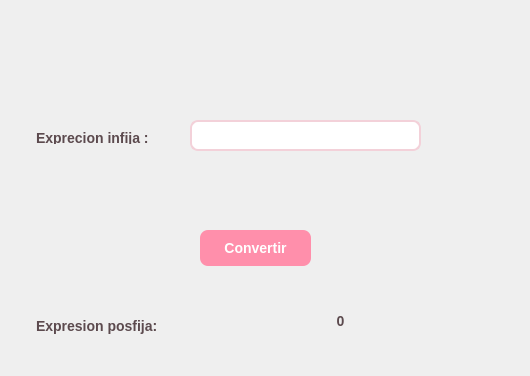
Old version of the form ui/untitled.ui in the repository DulceVerdin/estructuradatos.
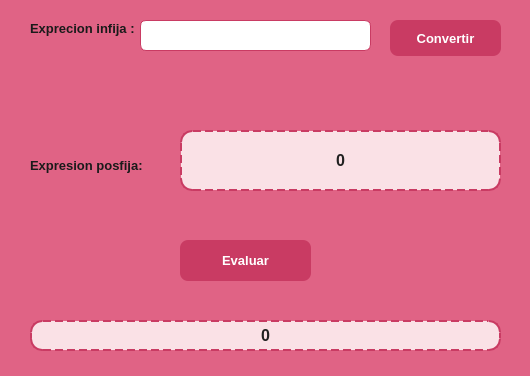
New version of the form.

```diff
--- a/ui/untitled.ui
+++ b/ui/untitled.ui
@@ -14,86 +14,65 @@
    <string>Dialog</string>
   </property>
   <property name="styleSheet">
-   <string notr="true">/* ==========================================================================
-   ESTILO GENERAL DE LA APLICACIÓN
-   ========================================================================== */
-QWidget {
-    font-family: &quot;Segoe UI&quot;, &quot;Helvetica Neue&quot;, Arial, sans-serif;
-    font-size: 14px;
-    color: #4A3E41; /* Un gris oscuro con un toque cálido/marrón para suavizar */
+   <string notr="true">/* 1. Fondo principal de la ventana */
+QDialog {
+    background-color: #e06385; /* Color rosa/coral del fondo */
 }
 
-/* ==========================================================================
-   ETIQUETAS (QLabel)
-   ========================================================================== */
+/* 2. Etiquetas de texto normales (como &quot;Ingresa una Expresión Infija:&quot;) */
 QLabel {
-    font-weight: 600;
-    color: #5C4A4E;
-    background-color: transparent;
-    padding: 2px;
+    color: #1a1a1a;
+    font-size: 10pt;
+    font-weight: bold;
+    font-family: &quot;Segoe UI&quot;, Arial, sans-serif;
 }
 
-/* ==========================================================================
-   CAMPOS DE TEXTO (QLineEdit)
-   ========================================================================== */
+/* 3. El recuadro grande de abajo donde se muestran los resultados */
+/* NOTA: Cambia #lbl_resultado y #lbl_resultado2 por los objectName de tus etiquetas */
+#lbl_resultado, #lbl_resultado2 {
+    background-color: #fae1e6; /* Rosa extremadamente claro/blanquecino */
+    border: 2px dashed #c93b63; /* Borde punteado sutil como el de la foto */
+    border-radius: 12px;        /* Esquinas muy redondeadas */
+    color: #212121;
+    font-size: 12pt;
+    font-weight: bold;
+}
+
+/* 4. Caja de texto para ingresar la expresión (Line Edit) */
 QLineEdit {
-    background-color: #FFFFFF;
-    border: 2px solid #F3D1D9; /* Rosa pastel suave */
-    border-radius: 8px; /* Bordes redondeados modernos */
-    padding: 6px 12px;
-    color: #4A3E41;
-    selection-background-color: #FFB3C6;
+    background-color: #ffffff;  /* Fondo completamente blanco */
+    border: 1px solid #c93b63;
+    border-radius: 6px;         /* Esquinas redondeadas suaves */
+    padding: 5px 10px;
+    color: #212121;
+    font-size: 11pt;
 }
 
-/* Cuando el usuario hace clic o está editando el campo */
-QLineEdit:focus {
-    border: 2px solid #FF8FAB; /* Rosa más intenso para denotar actividad */
-    background-color: #FFF0F3; /* Un levísimo fondo rosa */
-}
-
-/* Cuando el campo está deshabilitado */
-QLineEdit:disabled {
-    background-color: #F8F9FA;
-    border-color: #E9ECEF;
-    color: #ADB5BD;
-}
-
-/* ==========================================================================
-   BOTONES (QPushButton)
-   ========================================================================== */
+/* 5. Botones (Push Buttons) */
 QPushButton {
-    background-color: #FF8FAB; /* Rosa principal vibrante pero elegante */
-    color: #FFFFFF;
+    background-color: #c93b63;  /* Rosa fuerte/fucsia oscuro del botón */
+    color: #ffffff;             /* Texto blanco */
+    border-radius: 8px;         /* Esquinas redondeadas */
     font-weight: bold;
-    border: none;
-    border-radius: 8px;
+    font-size: 10pt;
     padding: 8px 18px;
-    min-height: 20px;
 }
 
-/* Cuando el usuario pasa el mouse por encima del botón */
+/* Efecto visual cuando pasas el mouse por encima del botón */
 QPushButton:hover {
     background-color: #FF7597; /* Rosa un poco más oscuro */
 }
 
-/* Cuando el usuario hace clic en el botón */
+/* Efecto visual cuando haces clic en el botón */
 QPushButton:pressed {
-    background-color: #E05E7F; /* Rosa más profundo para simular hundimiento */
-    padding-top: 9px; /* Efecto sutil de pulsación */
-    padding-bottom: 7px;
-}
-
-/* Cuando el botón está deshabilitado */
-QPushButton:disabled {
-    background-color: #ECD2D8;
-    color: #FFFFFF;
+    background-color: #942342;
 }</string>
   </property>
   <widget class="QLabel" name="label">
    <property name="geometry">
     <rect>
      <x>30</x>
-     <y>130</y>
+     <y>20</y>
      <width>131</width>
      <height>16</height>
     </rect>
@@ -105,8 +84,8 @@
   <widget class="QLineEdit" name="txt_exprecion">
    <property name="geometry">
     <rect>
-     <x>190</x>
-     <y>120</y>
+     <x>140</x>
+     <y>20</y>
      <width>231</width>
      <height>31</height>
     </rect>
@@ -115,8 +94,8 @@
   <widget class="QPushButton" name="btn_convertir">
    <property name="geometry">
     <rect>
-     <x>200</x>
-     <y>230</y>
+     <x>390</x>
+     <y>20</y>
      <width>111</width>
      <height>36</height>
     </rect>
@@ -129,9 +108,9 @@
    <property name="geometry">
     <rect>
      <x>180</x>
-     <y>280</y>
+     <y>130</y>
      <width>321</width>
-     <height>81</height>
+     <height>61</height>
     </rect>
    </property>
    <property name="text">
@@ -145,7 +124,7 @@
    <property name="geometry">
     <rect>
      <x>30</x>
-     <y>310</y>
+     <y>150</y>
      <width>131</width>
      <height>31</height>
     </rect>
@@ -154,6 +133,48 @@
     <string>Expresion posfija:</string>
    </property>
   </widget>
+  <widget class="QLabel" name="label_3">
+   <property name="geometry">
+    <rect>
+     <x>20</x>
+     <y>200</y>
+     <width>161</width>
+     <height>20</height>
+    </rect>
+   </property>
+   <property name="text">
+    <string/>
+   </property>
+  </widget>
+  <widget class="QLabel" name="lbl_resultado2">
+   <property name="geometry">
+    <rect>
+     <x>30</x>
+     <y>320</y>
+     <width>471</width>
+     <height>31</height>
+    </rect>
+   </property>
+   <property name="text">
+    <string>0</string>
+   </property>
+   <property name="alignment">
+    <set>Qt::AlignCenter</set>
+   </property>
+  </widget>
+  <widget class="QPushButton" name="btn_evaluar">
+   <property name="geometry">
+    <rect>
+     <x>180</x>
+     <y>240</y>
+     <width>131</width>
+     <height>41</height>
+    </rect>
+   </property>
+   <property name="text">
+    <string>Evaluar</string>
+   </property>
+  </widget>
  </widget>
  <resources/>
  <connections/>
```
Left out of the diff: 2 changed lines with no effect on the pictures.
